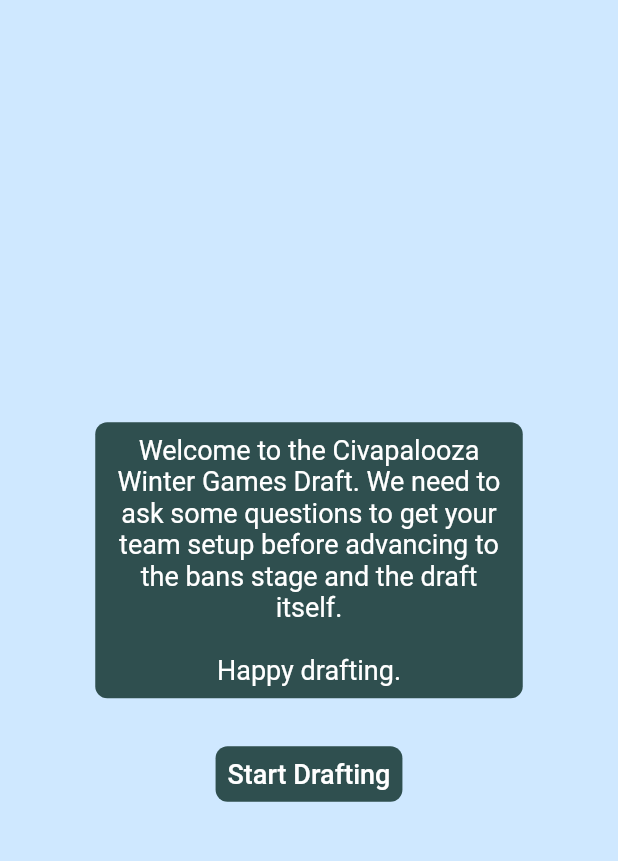
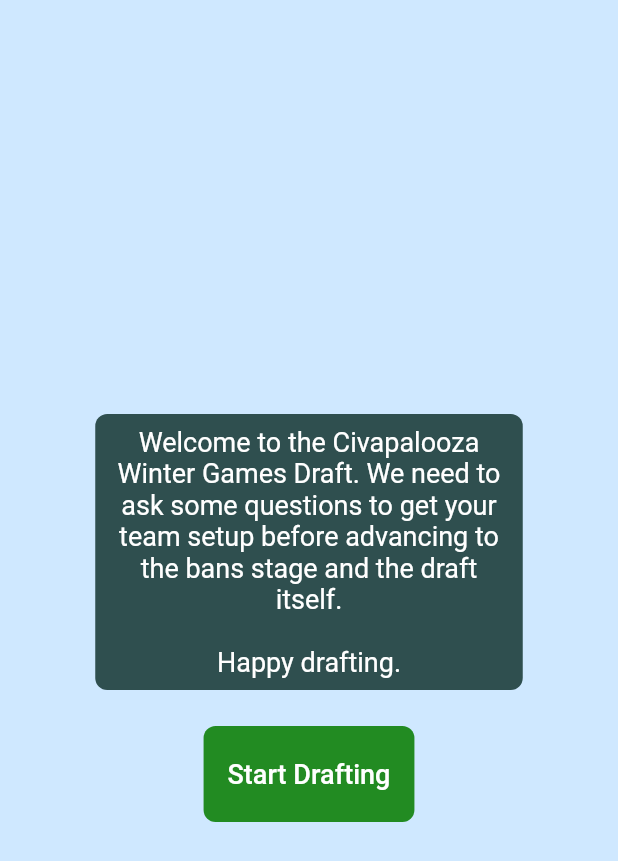
Before and after one commit to Bernstern/TheCivDraft, a Flutter app: the screen it shows after launch, on a phone screen of 412 x 824 dp. Shown: the top 861 px of the screen. Run offline on Flutter 3.47's test engine with Material 2 defaults, Android fonts, the phone set to English and light mode, and no system bars; our stand-ins replace flutter_layout_grid; missing offline and left inert: dart:html.

Commit message:
Added theming to hint buttons

```diff
--- a/lib/setup/setup.dart
+++ b/lib/setup/setup.dart
@@ -11,10 +11,11 @@ import 'package:flutter_layout_grid/flutter_layout_grid.dart';
 import 'package:civgen/text/intro.dart';
 import 'package:civgen/models.dart';
 
-class SetupContainer extends StatelessWidget {
-  const SetupContainer({Key? key, required this.child}) : super(key: key);
+class BasicContainer extends StatelessWidget {
+  const BasicContainer({Key? key, required this.child, required this.color}) : super(key: key);
 
   final Widget child;
+  final Color color;
 
   @override
   Widget build(BuildContext context) {
@@ -26,7 +27,7 @@ class SetupContainer extends StatelessWidget {
         padding: const EdgeInsets.symmetric(horizontal: 8.0, vertical: 8),
         decoration: BoxDecoration(
           borderRadius: BorderRadius.circular(8.0),
-          color: theme.primaryColorDark,
+          color: color,
         ),
         child: child,
       ),
@@ -42,7 +43,8 @@ class SetupButton extends StatelessWidget {
 
   @override
   Widget build(BuildContext context) {
-    return SetupContainer(
+    return BasicContainer(
+      color: theme.hintColor,
       child: TextButton(
         onPressed: () => onPressed(),
         child: Text(text, style: mediumTextStyle),
@@ -59,12 +61,13 @@ class RoundedBox extends StatelessWidget {
 
   @override
   Widget build(BuildContext context) {
-    return SetupContainer(
+    return BasicContainer(
+        color: theme.primaryColorDark,
         child: Text(
-      text,
-      style: mediumTextStyle,
-      textAlign: TextAlign.center,
-    ));
+          text,
+          style: mediumTextStyle,
+          textAlign: TextAlign.center,
+        ));
   }
 }
 
@@ -105,7 +108,8 @@ class _NumberPickerState extends State<NumberPicker> {
 
   @override
   Widget build(BuildContext context) {
-    return SetupContainer(
+    return BasicContainer(
+      color: theme.primaryColorDark,
       child: Row(
         mainAxisAlignment: MainAxisAlignment.spaceBetween,
         children: [
@@ -197,11 +201,11 @@ class _SetupPageState extends State<SetupPage> {
     // the distance from the active card index
     for (int i = 0; i < _maxCardIndex; i++) {
       setupCards[i] = AnimatedSlide(
-        duration: const Duration(milliseconds: 500),
+        duration: const Duration(milliseconds: 1000),
         curve: Curves.easeInOut,
         offset: Offset(0, 1.5 * (i - _activeCardIndex)),
         child: AnimatedOpacity(
-            duration: const Duration(milliseconds: 500),
+            duration: const Duration(milliseconds: 1000),
             curve: Curves.easeInOut,
             opacity: i < _activeCardIndex ? .5 : (i == _activeCardIndex ? 1 : 0),
             child: setupCards[i]),
@@ -256,17 +260,18 @@ class _SetupPageState extends State<SetupPage> {
                   ),
                 ])),
           ),
+          // TODO: Make this fade out instead of just disappearing
           Visibility(
             visible: _showIntro,
             child: Column(mainAxisAlignment: MainAxisAlignment.center, children: [
-              FractionallySizedBox(widthFactor: 0.75, child: RoundedBox(text: introText)),
-              TextButton(
+              const FractionallySizedBox(widthFactor: 0.75, child: RoundedBox(text: introText)),
+              SetupButton(
                   onPressed: () => {
                         setState(
-                          () => {this._showIntro = false},
+                          () => {_showIntro = false},
                         )
                       },
-                  child: RoundedBox(text: "Start Drafting")),
+                  text: "Start Drafting"),
             ]),
           ),
         ],
```
